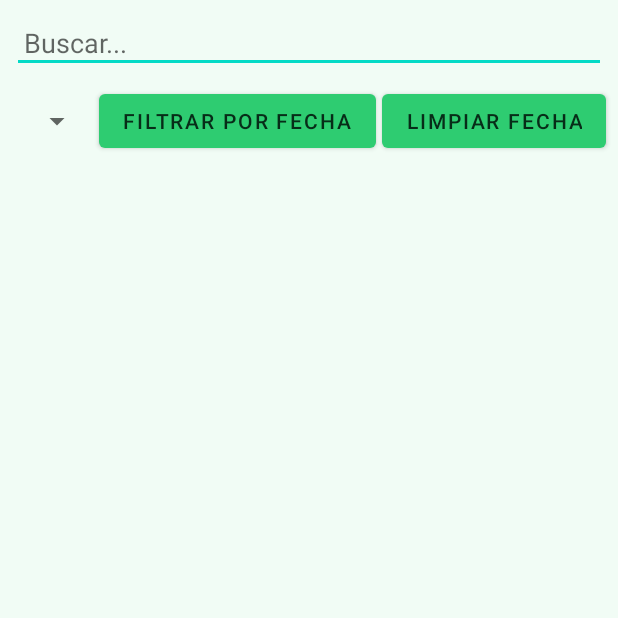
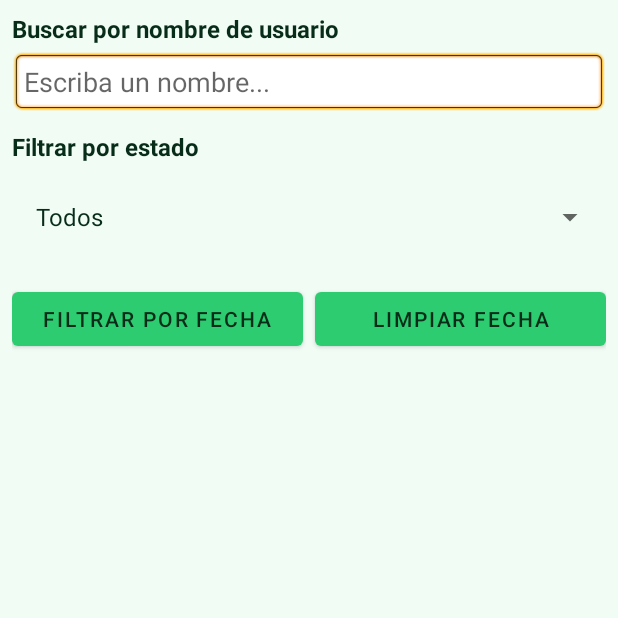
Before and after one commit to Michael12345687714/mobile-service, an Android app: the ViewOrdersActivity screen opened directly, with no data from a screen before it, on a phone screen of 412 x 824 dp, the top half of it. Run offline under Robolectric (Android 15) with nearby library versions, the phone set to English and light mode, and no system bars; our stand-ins replace Firebase (no records; nobody signed in at launch, a user with empty details on screens opened directly); libraries missing offline, so code that uses them is left out: androidx.constraintlayout.widget; 1 statement that could not run was skipped.

Commit message:
mejora del historial

```diff
--- a/android/version2/app/src/main/java/com/programovil/misservicios1/viewOrders/ViewOrdersActivity.kt
+++ b/android/version2/app/src/main/java/com/programovil/misservicios1/viewOrders/ViewOrdersActivity.kt
@@ -69,7 +69,7 @@ class ViewOrdersActivity : AppCompatActivity() {
     }
 
     private fun setupFilters() {
-        val estados = listOf("Todos", "pendiente", "aceptado", "finalizado")
+        val estados = listOf("Todos", "pendiente", "aceptado", "finalizado", "rechazado")
         statusSpinner.adapter = ArrayAdapter(this, android.R.layout.simple_spinner_dropdown_item, estados)
 
         statusSpinner.onItemSelectedListener = object : AdapterView.OnItemSelectedListener {
--- a/android/version2/app/src/main/res/layout/activity_view_orders.xml
+++ b/android/version2/app/src/main/res/layout/activity_view_orders.xml
@@ -2,66 +2,90 @@
     xmlns:android="http://schemas.android.com/apk/res/android"
     xmlns:app="http://schemas.android.com/apk/res-auto"
     android:layout_width="match_parent"
-    android:layout_height="match_parent">
+    android:layout_height="match_parent"
+    android:padding="8dp">
+
+    <!-- Etiqueta del buscador -->
+    <TextView
+        android:id="@+id/searchLabel"
+        android:layout_width="wrap_content"
+        android:layout_height="wrap_content"
+        android:text="Buscar por nombre de usuario"
+        android:textStyle="bold"
+        android:textSize="16sp"
+        app:layout_constraintTop_toTopOf="parent"
+        app:layout_constraintStart_toStartOf="parent" />
 
     <!-- Barra de búsqueda -->
     <EditText
         android:id="@+id/searchEditText"
         android:layout_width="0dp"
         android:layout_height="wrap_content"
-        android:hint="Buscar..."
+        android:hint="Escriba un nombre..."
         android:inputType="text"
         android:padding="8dp"
-        android:layout_margin="8dp"
-        app:layout_constraintTop_toTopOf="parent"
+        android:background="@android:drawable/editbox_background"
+        android:layout_marginTop="4dp"
+        app:layout_constraintTop_toBottomOf="@id/searchLabel"
         app:layout_constraintStart_toStartOf="parent"
-        app:layout_constraintEnd_toEndOf="parent"/>
+        app:layout_constraintEnd_toEndOf="parent" />
+
+    <!-- Etiqueta del filtro de estado -->
+    <TextView
+        android:id="@+id/statusLabel"
+        android:layout_width="wrap_content"
+        android:layout_height="wrap_content"
+        android:text="Filtrar por estado"
+        android:textStyle="bold"
+        android:textSize="16sp"
+        android:layout_marginTop="12dp"
+        app:layout_constraintTop_toBottomOf="@id/searchEditText"
+        app:layout_constraintStart_toStartOf="parent" />
 
     <!-- Spinner de estado -->
     <Spinner
         android:id="@+id/statusSpinner"
         android:layout_width="0dp"
         android:layout_height="wrap_content"
-        android:layout_marginStart="8dp"
-        android:layout_marginTop="8dp"
-        android:layout_marginEnd="4dp"
-        app:layout_constraintTop_toBottomOf="@id/searchEditText"
+        android:padding="8dp"
+        android:layout_marginTop="4dp"
+        app:layout_constraintTop_toBottomOf="@id/statusLabel"
         app:layout_constraintStart_toStartOf="parent"
-        app:layout_constraintEnd_toStartOf="@id/datePickerButton"/>
+        app:layout_constraintEnd_toEndOf="parent" />
 
     <!-- Botón seleccionar fecha -->
     <Button
         android:id="@+id/datePickerButton"
-        android:layout_width="wrap_content"
+        android:layout_width="0dp"
         android:layout_height="wrap_content"
         android:text="Filtrar por fecha"
-        android:layout_marginTop="8dp"
+        android:layout_marginTop="12dp"
         android:layout_marginEnd="4dp"
-        app:layout_constraintTop_toBottomOf="@id/searchEditText"
-        app:layout_constraintStart_toEndOf="@id/statusSpinner"
-        app:layout_constraintEnd_toStartOf="@id/clearDateButton"/>
+        app:layout_constraintTop_toBottomOf="@id/statusSpinner"
+        app:layout_constraintStart_toStartOf="parent"
+        app:layout_constraintEnd_toStartOf="@+id/clearDateButton" />
 
     <!-- Botón limpiar fecha -->
     <Button
         android:id="@+id/clearDateButton"
-        android:layout_width="wrap_content"
+        android:layout_width="0dp"
         android:layout_height="wrap_content"
         android:text="Limpiar fecha"
-        android:layout_marginTop="8dp"
-        android:layout_marginEnd="8dp"
-        app:layout_constraintTop_toBottomOf="@id/searchEditText"
+        android:layout_marginTop="12dp"
+        android:layout_marginStart="4dp"
+        app:layout_constraintTop_toBottomOf="@id/statusSpinner"
         app:layout_constraintStart_toEndOf="@id/datePickerButton"
-        app:layout_constraintEnd_toEndOf="parent"/>
+        app:layout_constraintEnd_toEndOf="parent" />
 
     <!-- Lista de pedidos -->
     <androidx.recyclerview.widget.RecyclerView
         android:id="@+id/ordersRecyclerView"
         android:layout_width="0dp"
         android:layout_height="0dp"
-        android:padding="16dp"
-        app:layout_constraintTop_toBottomOf="@id/statusSpinner"
+        android:padding="8dp"
+        android:layout_marginTop="16dp"
+        app:layout_constraintTop_toBottomOf="@id/clearDateButton"
         app:layout_constraintBottom_toBottomOf="parent"
         app:layout_constraintStart_toStartOf="parent"
         app:layout_constraintEnd_toEndOf="parent"/>
-
 </androidx.constraintlayout.widget.ConstraintLayout>
```
Also changed, not shown: android/version2/app/src/main/java/com/programovil/misservicios1/HomeActivity.kt (+33 -27 lines), android/version2/app/src/main/res/layout/activity_home.xml (+4 -3 lines), android/version2/app/src/main/res/layout/no_notificaciones_layout.xml (+22 -16 lines).
